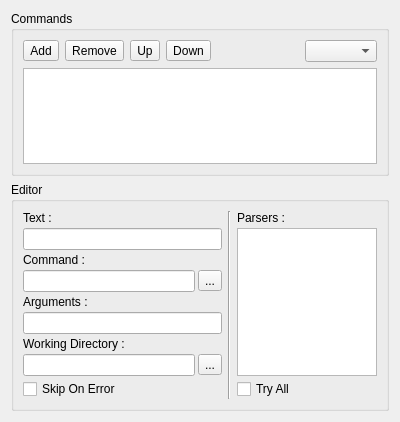
Qt form v2/trunk/monkey/src/xupmanager/gui/CommandsEditor.ui (testmana2/mks) before a commit.
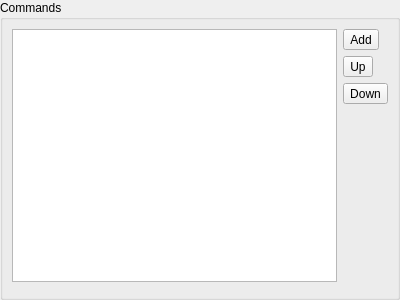
The same form after that commit. Icons and pictures are not drawn. Custom widgets are drawn as their Qt base class.

```diff
--- a/v2/trunk/monkey/src/xupmanager/gui/CommandsEditor.ui
+++ b/v2/trunk/monkey/src/xupmanager/gui/CommandsEditor.ui
@@ -7,10 +7,13 @@
     <x>0</x>
     <y>0</y>
     <width>400</width>
-    <height>422</height>
+    <height>300</height>
    </rect>
   </property>
   <layout class="QVBoxLayout" name="verticalLayout">
+   <property name="margin">
+    <number>0</number>
+   </property>
    <item>
     <widget class="QGroupBox" name="gbCommands">
      <property name="sizePolicy">
@@ -22,8 +25,8 @@
      <property name="title">
       <string>Commands</string>
      </property>
-     <layout class="QGridLayout" name="gridLayout_3">
-      <item row="0" column="0">
+     <layout class="QGridLayout" name="gridLayout">
+      <item row="0" column="1">
        <widget class="QToolButton" name="tbCommandAdd">
         <property name="text">
          <string>Add</string>
@@ -34,18 +37,7 @@
         </property>
        </widget>
       </item>
-      <item row="0" column="1">
-       <widget class="QToolButton" name="tbCommandRemove">
-        <property name="text">
-         <string>Remove</string>
-        </property>
-        <property name="icon">
-         <iconset>
-          <normaloff>:/tools/icons/tools/remove.png</normaloff>:/tools/icons/tools/remove.png</iconset>
-        </property>
-       </widget>
-      </item>
-      <item row="0" column="2">
+      <item row="1" column="1">
        <widget class="QToolButton" name="tbCommandUp">
         <property name="text">
          <string>Up</string>
@@ -56,7 +48,7 @@
         </property>
        </widget>
       </item>
-      <item row="0" column="3">
+      <item row="2" column="1">
        <widget class="QToolButton" name="tbCommandDown">
         <property name="text">
          <string>Down</string>
@@ -67,208 +59,54 @@
         </property>
        </widget>
       </item>
-      <item row="0" column="4">
+      <item row="3" column="1">
        <spacer name="horizontalSpacer_2">
         <property name="orientation">
-         <enum>Qt::Horizontal</enum>
+         <enum>Qt::Vertical</enum>
         </property>
         <property name="sizeHint" stdset="0">
          <size>
-          <width>22</width>
-          <height>22</height>
+          <width>16</width>
+          <height>16</height>
          </size>
         </property>
        </spacer>
       </item>
-      <item row="1" column="0" colspan="6">
-       <widget class="QListWidget" name="lwCommands"/>
+      <item row="4" column="0" colspan="2">
+       <widget class="CommandEditor" name="ceCommand"/>
       </item>
-      <item row="0" column="5">
-       <widget class="QComboBox" name="cbCommandTypes">
-        <property name="sizeAdjustPolicy">
-         <enum>QComboBox::AdjustToContents</enum>
+      <item row="0" column="0" rowspan="4">
+       <widget class="QTreeView" name="tvCommands">
+        <property name="editTriggers">
+         <set>QAbstractItemView::NoEditTriggers</set>
         </property>
-       </widget>
-      </item>
-     </layout>
-    </widget>
-   </item>
-   <item>
-    <widget class="QGroupBox" name="gbEditor">
-     <property name="sizePolicy">
-      <sizepolicy hsizetype="Preferred" vsizetype="Maximum">
-       <horstretch>0</horstretch>
-       <verstretch>0</verstretch>
-      </sizepolicy>
-     </property>
-     <property name="title">
-      <string>Editor</string>
-     </property>
-     <layout class="QHBoxLayout" name="_8">
-      <item>
-       <layout class="QGridLayout" name="_9">
-        <property name="spacing">
-         <number>3</number>
+        <property name="uniformRowHeights">
+         <bool>true</bool>
         </property>
-        <item row="0" column="0" colspan="2">
-         <widget class="QLabel" name="lCommandText">
-          <property name="sizePolicy">
-           <sizepolicy hsizetype="Expanding" vsizetype="Preferred">
-            <horstretch>0</horstretch>
-            <verstretch>0</verstretch>
-           </sizepolicy>
-          </property>
-          <property name="text">
-           <string>Text :</string>
-          </property>
-         </widget>
-        </item>
-        <item row="1" column="0" colspan="2">
-         <widget class="QLineEdit" name="leCommandText"/>
-        </item>
-        <item row="2" column="0" colspan="2">
-         <widget class="QLabel" name="lCommandCommand">
-          <property name="sizePolicy">
-           <sizepolicy hsizetype="Expanding" vsizetype="Preferred">
-            <horstretch>0</horstretch>
-            <verstretch>0</verstretch>
-           </sizepolicy>
-          </property>
-          <property name="text">
-           <string>Command :</string>
-          </property>
-         </widget>
-        </item>
-        <item row="3" column="0">
-         <widget class="QLineEdit" name="leCommandCommand"/>
-        </item>
-        <item row="3" column="1">
-         <widget class="QToolButton" name="tbCommandCommand">
-          <property name="text">
-           <string>...</string>
-          </property>
-          <property name="icon">
-           <iconset>
-            <normaloff>:/tools/icons/tools/file.png</normaloff>:/tools/icons/tools/file.png</iconset>
-          </property>
-         </widget>
-        </item>
-        <item row="4" column="0" colspan="2">
-         <widget class="QLabel" name="lCommandArguments">
-          <property name="sizePolicy">
-           <sizepolicy hsizetype="Expanding" vsizetype="Preferred">
-            <horstretch>0</horstretch>
-            <verstretch>0</verstretch>
-           </sizepolicy>
-          </property>
-          <property name="text">
-           <string>Arguments :</string>
-          </property>
-         </widget>
-        </item>
-        <item row="5" column="0" colspan="2">
-         <widget class="QLineEdit" name="leCommandArguments"/>
-        </item>
-        <item row="6" column="0" colspan="2">
-         <widget class="QLabel" name="lCommandWorkingDirectory">
-          <property name="sizePolicy">
-           <sizepolicy hsizetype="Expanding" vsizetype="Preferred">
-            <horstretch>0</horstretch>
-            <verstretch>0</verstretch>
-           </sizepolicy>
-          </property>
-          <property name="text">
-           <string>Working Directory :</string>
-          </property>
-         </widget>
-        </item>
-        <item row="7" column="0">
-         <widget class="QLineEdit" name="leCommandWorkingDirectory"/>
-        </item>
-        <item row="7" column="1">
-         <widget class="QToolButton" name="tbCommandWorkingDirectory">
-          <property name="text">
-           <string>...</string>
-          </property>
-          <property name="icon">
-           <iconset>
-            <normaloff>:/tools/icons/tools/icon.png</normaloff>:/tools/icons/tools/icon.png</iconset>
-          </property>
-         </widget>
-        </item>
-        <item row="8" column="0" colspan="2">
-         <widget class="QCheckBox" name="cbCommandSkipOnError">
-          <property name="sizePolicy">
-           <sizepolicy hsizetype="Expanding" vsizetype="Fixed">
-            <horstretch>0</horstretch>
-            <verstretch>0</verstretch>
-           </sizepolicy>
-          </property>
-          <property name="text">
-           <string>Skip On Error</string>
-          </property>
-         </widget>
-        </item>
-       </layout>
-      </item>
-      <item>
-       <widget class="Line" name="lCommand">
-        <property name="orientation">
-         <enum>Qt::Vertical</enum>
+        <property name="headerHidden">
+         <bool>true</bool>
         </property>
        </widget>
       </item>
-      <item>
-       <layout class="QVBoxLayout" name="_10">
-        <property name="spacing">
-         <number>3</number>
-        </property>
-        <property name="sizeConstraint">
-         <enum>QLayout::SetMinimumSize</enum>
-        </property>
-        <item>
-         <widget class="QLabel" name="lCommandParsers">
-          <property name="text">
-           <string>Parsers :</string>
-          </property>
-         </widget>
-        </item>
-        <item>
-         <widget class="QListWidget" name="lwCommandParsers">
-          <property name="sizePolicy">
-           <sizepolicy hsizetype="Maximum" vsizetype="Expanding">
-            <horstretch>0</horstretch>
-            <verstretch>0</verstretch>
-           </sizepolicy>
-          </property>
-          <property name="maximumSize">
-           <size>
-            <width>140</width>
-            <height>16777215</height>
-           </size>
-          </property>
-         </widget>
-        </item>
-        <item>
-         <widget class="QCheckBox" name="cbCommandTryAll">
-          <property name="sizePolicy">
-           <sizepolicy hsizetype="Minimum" vsizetype="Fixed">
-            <horstretch>0</horstretch>
-            <verstretch>0</verstretch>
-           </sizepolicy>
-          </property>
-          <property name="text">
-           <string>Try All</string>
-          </property>
-         </widget>
-        </item>
-       </layout>
-      </item>
      </layout>
     </widget>
    </item>
   </layout>
  </widget>
+ <customwidgets>
+  <customwidget>
+   <class>XUPPageEditor</class>
+   <extends>QFrame</extends>
+   <header>xupmanager/gui/XUPPageEditor.h</header>
+   <container>1</container>
+  </customwidget>
+  <customwidget>
+   <class>CommandEditor</class>
+   <extends>QFrame</extends>
+   <header>consolemanager/CommandEditor.h</header>
+   <container>1</container>
+  </customwidget>
+ </customwidgets>
  <resources>
   <include location="../../resources/resources.qrc"/>
  </resources>
```
Left out of the diff: 15 changed lines with no effect on the pictures.
